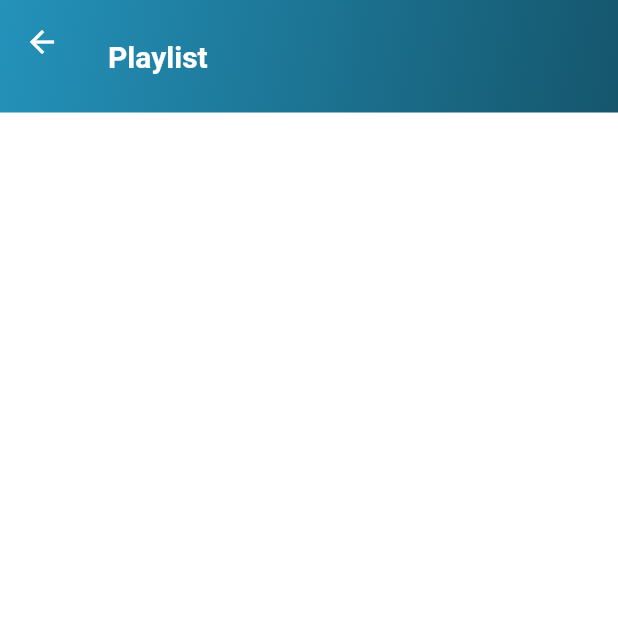
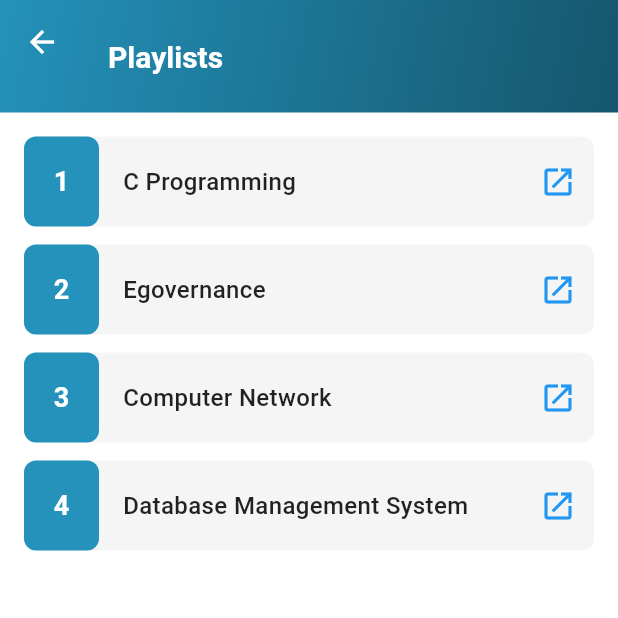
Before and after one commit to loozala/flutter_easy_explanation, a Flutter app: the PlaylistPage screen opened directly, on a phone screen of 412 x 824 dp, the top half of it. Run offline on Flutter 3.47's test engine with Material 3 defaults, Android fonts, the phone set to English and light mode, and no system bars; project files that could hold a hidden picture were left out.

Commit message:
playist videos added

```diff
--- a/lib/playlist_page.dart
+++ b/lib/playlist_page.dart
@@ -1,13 +1,51 @@
 import 'package:flutter/material.dart';
+import 'package:url_launcher/url_launcher.dart';
 
 class PlaylistPage extends StatelessWidget {
   const PlaylistPage({super.key});
+
+  // List of playlists with URLs for each subject
+  final List<Map<String, String>> playlists = const [
+    {
+      'title': 'C Programming',
+      'url':
+          'https://www.youtube.com/playlist?list=PLYwrDCC_pg4FNt9ZckyGG2wQHiwtx4zST',
+    },
+    {
+      'title': 'Egovernance',
+      'url':
+          'https://www.youtube.com/playlist?list=PLYwrDCC_pg4ELtD7hfmo9XtceC3IYiOxn',
+    },
+    {
+      'title': 'Computer Network',
+      'url':
+          'https://www.youtube.com/playlist?list=PLYwrDCC_pg4F0fWlWYmRK-ta6ul2uFZM8',
+    },
+    {
+      'title': 'Database Management System',
+      'url':
+          'https://www.youtube.com/playlist?list=PLYwrDCC_pg4FP2pIariq2xGlcvlKW3IxZ',
+    },
+  ];
+
+  // Function to launch YouTube playlist URL
+  void _launchYouTube(String url) async {
+    if (await canLaunchUrl(Uri.parse(url))) {
+      await launchUrl(
+        Uri.parse(url),
+        mode: LaunchMode.externalApplication, // Opens in YouTube app if installed
+      );
+    } else {
+      debugPrint('Could not launch $url');
+    }
+  }
 
   @override
   Widget build(BuildContext context) {
     return Scaffold(
       backgroundColor: const Color(0xffffffff),
 
+      /// APP BAR
       appBar: PreferredSize(
         preferredSize: const Size.fromHeight(75),
         child: AppBar(
@@ -16,8 +54,17 @@ class PlaylistPage extends StatelessWidget {
             icon: const Icon(Icons.arrow_back, color: Colors.white),
             onPressed: () => Navigator.pop(context),
           ),
-
-          // Gradient background
+          title: const Padding(
+            padding: EdgeInsets.only(top: 20),
+            child: Text(
+              'Playlists',
+              style: TextStyle(
+                fontSize: 20,
+                fontWeight: FontWeight.bold,
+                color: Colors.white,
+              ),
+            ),
+          ),
           flexibleSpace: Container(
             decoration: const BoxDecoration(
               gradient: LinearGradient(
@@ -27,22 +74,71 @@ class PlaylistPage extends StatelessWidget {
               ),
             ),
           ),
+        ),
+      ),
 
-          title: const Column(
-            crossAxisAlignment: CrossAxisAlignment.start,
+      /// BODY
+      body: ListView.builder(
+        padding: const EdgeInsets.all(16),
+        itemCount: playlists.length,
+        itemBuilder: (context, index) {
+          return InkWell(
+            borderRadius: BorderRadius.circular(8),
+            onTap: () => _launchYouTube(playlists[index]['url']!),
+            child: Container(
+              margin: const EdgeInsets.only(bottom: 12),
+              decoration: BoxDecoration(
+                color: const Color(0xffF5F5F5),
+                borderRadius: BorderRadius.circular(8),
+              ),
+              child: Row(
                 children: [
-              SizedBox(height: 20),
-              Text(
-                "Playlist",
-                style: TextStyle(
-                  fontSize: 20,
+                  /// NUMBER BOX
+                  Container(
+                    width: 50,
+                    height: 60,
+                    alignment: Alignment.center,
+                    decoration: BoxDecoration(
+                      color: const Color(0xff2492ba),
+                      borderRadius: BorderRadius.circular(8),
+                    ),
+                    child: Text(
+                      "${index + 1}",
+                      style: const TextStyle(
+                        color: Colors.white,
+                        fontSize: 18,
                         fontWeight: FontWeight.bold,
-                  color: Colors.white,
+                      ),
+                    ),
+                  ),
+
+                  const SizedBox(width: 16),
+
+                  /// PLAYLIST TITLE
+                  Expanded(
+                    child: Text(
+                      playlists[index]['title']!,
+                      style: const TextStyle(
+                        fontSize: 16,
+                        fontWeight: FontWeight.w500,
+                        color: Colors.black87,
+                      ),
+                    ),
+                  ),
+
+                  /// OPEN ICON
+                  const Padding(
+                    padding: EdgeInsets.only(right: 12),
+                    child: Icon(
+                      Icons.open_in_new,
+                      color: Colors.blue,
                     ),
                   ),
                 ],
               ),
             ),
+          );
+        },
       ),
     );
   }
```
Also changed, not shown: pubspec.yaml (+5 -38 lines), pubspec.lock, 5 other files. Lines whose indentation alone changed are shown as unchanged.
